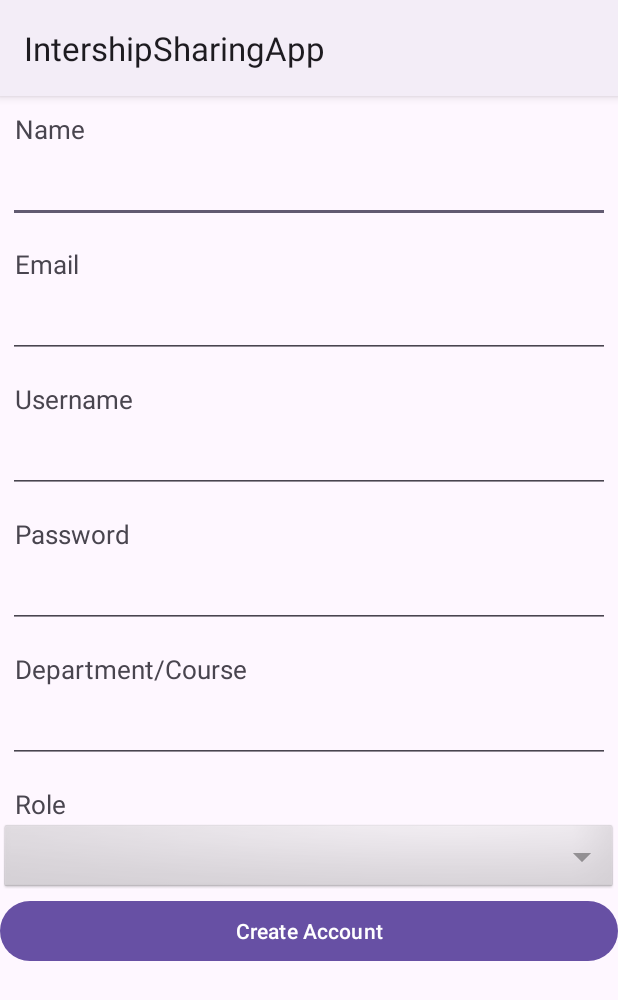
After one commit to Poplol517/IntershipSharingApp, an Android app: the NewUserActivity screen opened directly, with no data from a screen before it, on a phone screen of 412 x 824 dp. The commit adds this screen. Shown: the top 1000 px of the screen. Run offline under Robolectric (Android 15) with nearby library versions, the phone set to English and light mode, and no system bars; our stand-ins replace Volley; network calls fail.

Commit message:
creating new account incomplete(staff side?) need to filter out the role choices for normal account creation need to make secodn get request for study year

```diff
--- a/app/src/main/AndroidManifest.xml
+++ b/app/src/main/AndroidManifest.xml
@@ -16,6 +16,9 @@
         android:usesCleartextTraffic="true"
         tools:targetApi="31">
         <activity
+            android:name=".NewUserActivity"
+            android:exported="false" />
+        <activity
             android:name=".AllUserActivity"
             android:exported="false" />
         <activity
--- a/app/src/main/java/mdad/localdata/intershipsharingapp/MainActivity.java
+++ b/app/src/main/java/mdad/localdata/intershipsharingapp/MainActivity.java
@@ -36,8 +36,8 @@ public class MainActivity extends AppCompatActivity {
             @Override
             public void onClick(View view) {
             // Create New Product Activity
-            // Intent i = new Intent(getApplicationContext(), NewProductActivity.class);
-            // startActivity(i);
+            Intent i = new Intent(getApplicationContext(), NewUserActivity.class);
+            startActivity(i);
             }
         });
     }
--- /dev/null
+++ b/app/src/main/java/mdad/localdata/intershipsharingapp/NewUserActivity.java
@@ -0,0 +1,204 @@
+package mdad.localdata.intershipsharingapp;
+
+import android.content.Intent;
+import android.os.Bundle;
+import android.util.Log;
+import android.view.View;
+import android.widget.AdapterView;
+import android.widget.ArrayAdapter;
+import android.widget.Button;
+import android.widget.EditText;
+import android.widget.Spinner;
+import android.widget.TextView;
+import android.widget.Toast;
+
+import androidx.annotation.Nullable;
+import androidx.appcompat.app.AppCompatActivity;
+
+import com.android.volley.Request;
+import com.android.volley.RequestQueue;
+import com.android.volley.Response;
+import com.android.volley.VolleyError;
+import com.android.volley.toolbox.StringRequest;
+import com.android.volley.toolbox.Volley;
+
+import org.json.JSONArray;
+import org.json.JSONException;
+import org.json.JSONObject;
+
+import java.util.ArrayList;
+import java.util.HashMap;
+import java.util.Map;
+
+public class NewUserActivity extends AppCompatActivity {
+    Spinner roleSpinner, studyYearSpinner;
+    EditText inputName, inputEmail, inputUsername, inputPassword, inputCourse, inputGraduatedYear;
+    Button btnCreateAccount;
+    TextView labelStudyYear, labelGraduatedYear;
+    String name, email, username, password, course, selectedRoleId, studyYear, graduatedYear;
+    private static final String urlCreateAccount = MainActivity.ipBaseAddress + "/create_user.php"; // Update as needed
+    ArrayList<String> roleNames = new ArrayList<>();
+    ArrayList<String> roleIds = new ArrayList<>();
+
+    @Override
+    protected void onCreate(Bundle savedInstanceState) {
+        super.onCreate(savedInstanceState);
+        setContentView(R.layout.activity_new_user);
+
+        // Initialize views
+        inputName = findViewById(R.id.inputName);
+        inputEmail = findViewById(R.id.inputEmail);
+        inputUsername = findViewById(R.id.inputUsername);
+        inputPassword = findViewById(R.id.inputPassword);
+        inputCourse = findViewById(R.id.inputCourse);
+        inputGraduatedYear = findViewById(R.id.inputGrad);
+        roleSpinner = findViewById(R.id.Role);
+        studyYearSpinner = findViewById(R.id.StudyYear);
+        labelStudyYear = findViewById(R.id.labelStudyYear);
+        labelGraduatedYear = findViewById(R.id.labelGraduatedYear);
+        btnCreateAccount = findViewById(R.id.btnCreateAccount);
+
+        // Disable spinner initially
+        roleSpinner.setEnabled(false);
+
+        // Fetch roles from the server
+        fetchRoles();
+
+        // Filter inputs based on role
+        roleSpinner.setOnItemSelectedListener(new AdapterView.OnItemSelectedListener() {
+            @Override
+            public void onItemSelected(AdapterView<?> parent, View view, int position, long id) {
+                if (roleNames.isEmpty()) {
+                    return; // Don't proceed if roles are not yet loaded
+                }
+
+                selectedRoleId = roleIds.get(position); // Get the selected role ID
+
+                if ("Student".equals(roleNames.get(position))) {
+                    // Show Study Year fields
+                    labelStudyYear.setVisibility(View.VISIBLE);
+                    studyYearSpinner.setVisibility(View.VISIBLE);
+                    // Hide Graduated Year fields
+                    labelGraduatedYear.setVisibility(View.GONE);
+                    inputGraduatedYear.setVisibility(View.GONE);
+                } else if ("Alumni".equals(roleNames.get(position))) {
+                    // Show Graduated Year fields
+                    labelGraduatedYear.setVisibility(View.VISIBLE);
+                    inputGraduatedYear.setVisibility(View.VISIBLE);
+                    // Hide Study Year fields
+                    labelStudyYear.setVisibility(View.GONE);
+                    studyYearSpinner.setVisibility(View.GONE);
+                } else {
+                    // Hide both fields
+                    labelStudyYear.setVisibility(View.GONE);
+                    studyYearSpinner.setVisibility(View.GONE);
+                    labelGraduatedYear.setVisibility(View.GONE);
+                    inputGraduatedYear.setVisibility(View.GONE);
+                }
+            }
+
+            @Override
+            public void onNothingSelected(AdapterView<?> parent) {
+                Toast.makeText(NewUserActivity.this, "Please select a role.", Toast.LENGTH_SHORT).show();
+            }
+        });
+
+        // Handle account creation
+        btnCreateAccount.setOnClickListener(new View.OnClickListener() {
+            @Override
+            public void onClick(View view) {
+                // Get user inputs
+                name = inputName.getText().toString();
+                email = inputEmail.getText().toString();
+                username = inputUsername.getText().toString();
+                password = inputPassword.getText().toString();
+                course = inputCourse.getText().toString();
+                studyYear = studyYearSpinner.getSelectedItem() != null ? studyYearSpinner.getSelectedItem().toString().trim() : "";
+                graduatedYear = inputGraduatedYear.getText() != null ? inputGraduatedYear.getText().toString().trim() : "";
+
+                // Validate inputs
+                if (name.isEmpty() || email.isEmpty() || username.isEmpty() || password.isEmpty() || course.isEmpty() || selectedRoleId == null) {
+                    Toast.makeText(NewUserActivity.this, "All fields are required", Toast.LENGTH_SHORT).show();
+                    return;
+                }
+
+                // Prepare parameters
+                Map<String, String> params = new HashMap<>();
+                params.put("name", name);
+                params.put("email", email);
+                params.put("username", username);
+                params.put("password", password);
+                params.put("course", course);
+                params.put("role", selectedRoleId); // Use role ID
+                params.put("studyYear", studyYear);
+                params.put("graduatedYear", graduatedYear);
+
+                // Post data to create the account
+                postData(urlCreateAccount, params);
+            }
+        });
+    }
+    //for fetch roleid as a fk
+    private void fetchRoles() {
+        RequestQueue requestQueue = Volley.newRequestQueue(this);
+        StringRequest stringRequest = new StringRequest(Request.Method.GET, urlCreateAccount,
+                new Response.Listener<String>() {
+                    @Override
+                    public void onResponse(String response) {
+                        Log.d("FetchRoles", "Server Response: " + response);
+                        try {
+                            JSONArray rolesArray = new JSONArray(response);
+                            for (int i = 0; i < rolesArray.length(); i++) {
+                                JSONObject roleObject = rolesArray.getJSONObject(i);
+                                roleNames.add(roleObject.getString("name")); // Get role name
+                                roleIds.add(roleObject.getString("RoleId")); // Store corresponding role ID
+                            }
+
+                            // Populate the Spinner
+                            ArrayAdapter<String> adapter = new ArrayAdapter<>(NewUserActivity.this, android.R.layout.simple_spinner_item, roleNames);
+                            adapter.setDropDownViewResource(android.R.layout.simple_spinner_dropdown_item);
+                            roleSpinner.setAdapter(adapter);
+
+                            // Enable the spinner after the roles are loaded
+                            roleSpinner.setEnabled(true);
+
+                        } catch (JSONException e) {
+                            e.printStackTrace();
+                            Toast.makeText(NewUserActivity.this, "Error parsing roles", Toast.LENGTH_SHORT).show();
+                        }
+                    }
+                },
+                new Response.ErrorListener() {
+                    @Override
+                    public void onErrorResponse(VolleyError error) {
+                        Toast.makeText(NewUserActivity.this, "Error fetching roles: " + error.getMessage(), Toast.LENGTH_LONG).show();
+                    }
+                });
+
+        requestQueue.add(stringRequest);
+    }
+
+    private void postData(String url, Map<String, String> params) {
+        RequestQueue requestQueue = Volley.newRequestQueue(this);
+        StringRequest stringRequest = new StringRequest(Request.Method.POST, url,
+                response -> {
+                    if ("Success".equals(response)) {
+                        Toast.makeText(getApplicationContext(), "Account created successfully", Toast.LENGTH_LONG).show();
+                        finish();
+                        startActivity(new Intent(getApplicationContext(), AllUserActivity.class));
+                    } else {
+                        Toast.makeText(getApplicationContext(), "Error: " + response, Toast.LENGTH_LONG).show();
+                    }
+                },
+                error -> Toast.makeText(getApplicationContext(), "Error: " + error.getMessage(), Toast.LENGTH_LONG).show()
+        ) {
+            @Nullable
+            @Override
+            protected Map<String, String> getParams() {
+                return params;
+            }
+        };
+
+        requestQueue.add(stringRequest);
+    }
+}
--- a/app/src/main/res/layout/activity_main.xml
+++ b/app/src/main/res/layout/activity_main.xml
@@ -9,12 +9,12 @@
     <Button android:id="@+id/btnViewItem"
         android:layout_width="fill_parent"
         android:layout_height="wrap_content"
-        android:text="View Internship"
+        android:text="View User"
         android:layout_marginTop="25dip"/>
     <!-- Button to create a new product screen -->
     <Button android:id="@+id/btnCreateProduct"
         android:layout_width="fill_parent"
         android:layout_height="wrap_content"
-        android:text="Add New Products"
+        android:text="Create Account"
         android:layout_marginTop="25dip"/>
 </LinearLayout>
--- /dev/null
+++ b/app/src/main/res/layout/activity_new_user.xml
@@ -0,0 +1,141 @@
+<?xml version="1.0" encoding="utf-8"?>
+<LinearLayout xmlns:android="http://schemas.android.com/apk/res/android"
+    android:layout_width="match_parent"
+    android:layout_height="match_parent"
+    android:orientation="vertical" >
+    <!-- Name Label -->
+    <TextView android:layout_width="fill_parent"
+        android:layout_height="wrap_content"
+        android:text="Name"
+        android:paddingLeft="10dip"
+        android:paddingRight="10dip"
+        android:paddingTop="10dip"
+        android:textSize="17dip"/>
+    <!-- Input Name -->
+    <EditText android:id="@+id/inputName"
+        android:layout_width="fill_parent"
+        android:layout_height="wrap_content"
+        android:layout_margin="5dip"
+        android:layout_marginBottom="15dip"
+        android:singleLine="true"
+        android:inputType="textPersonName"/>
+    <!-- email Label -->
+    <TextView android:layout_width="fill_parent"
+        android:layout_height="wrap_content"
+        android:text="Email"
+        android:paddingLeft="10dip"
+        android:paddingRight="10dip"
+        android:paddingTop="10dip"
+        android:textSize="17dip"/>
+    <!-- Input email -->
+    <EditText android:id="@+id/inputEmail"
+        android:layout_width="fill_parent"
+        android:layout_height="wrap_content"
+        android:layout_margin="5dip"
+        android:layout_marginBottom="15dip"/>
+    <!-- Username Label -->
+    <TextView android:layout_width="fill_parent"
+        android:layout_height="wrap_content"
+        android:text="Username"
+        android:paddingLeft="10dip"
+        android:paddingRight="10dip"
+        android:paddingTop="10dip"
+        android:textSize="17dip"/>
+    <!-- Input usernmae -->
+    <EditText android:id="@+id/inputUsername"
+        android:layout_width="fill_parent"
+        android:layout_height="wrap_content"
+        android:layout_margin="5dip"
+        android:layout_marginBottom="15dip"
+        android:gravity="top"/>
+    <!-- password label-->
+    <TextView android:layout_width="fill_parent"
+        android:layout_height="wrap_content"
+        android:text="Password"
+        android:paddingLeft="10dip"
+        android:paddingRight="10dip"
+        android:paddingTop="10dip"
+        android:textSize="17dip"/>
+    <!-- Input password -->
+    <EditText android:id="@+id/inputPassword"
+        android:layout_width="fill_parent"
+        android:layout_height="wrap_content"
+        android:layout_margin="5dip"
+        android:layout_marginBottom="15dip"
+        android:gravity="top"/>
+    <!-- course label-->
+    <TextView android:layout_width="fill_parent"
+        android:layout_height="wrap_content"
+        android:text="Department/Course"
+        android:paddingLeft="10dip"
+        android:paddingRight="10dip"
+        android:paddingTop="10dip"
+        android:textSize="17dip"/>
+    <!-- Input course -->
+    <EditText android:id="@+id/inputCourse"
+        android:layout_width="fill_parent"
+        android:layout_height="wrap_content"
+        android:layout_margin="5dip"
+        android:layout_marginBottom="15dip"
+        android:gravity="top"/>
+    <!-- role label-->
+    <TextView android:layout_width="fill_parent"
+        android:layout_height="wrap_content"
+        android:text="Role"
+        android:paddingLeft="10dip"
+        android:paddingRight="10dip"
+        android:paddingTop="10dip"
+        android:textSize="17dip"/>
+    <!-- Input role-->
+    <Spinner
+        android:id="@+id/Role"
+        android:layout_width="match_parent"
+        android:layout_height="wrap_content"
+        android:background="@android:drawable/btn_dropdown"
+        android:spinnerMode="dropdown"/>
+    <!-- year of study label-->
+    <TextView
+        android:id="@+id/labelStudyYear"
+        android:layout_width="fill_parent"
+        android:layout_height="wrap_content"
+        android:text="Study Year"
+        android:paddingLeft="10dip"
+        android:paddingRight="10dip"
+        android:paddingTop="10dip"
+        android:textSize="17dip"
+        android:visibility="gone" />
+    <!-- Input study year-->
+    <Spinner
+        android:id="@+id/StudyYear"
+        android:layout_width="match_parent"
+        android:layout_height="wrap_content"
+        android:background="@android:drawable/btn_dropdown"
+        android:spinnerMode="dropdown"
+        android:visibility="gone" />
+
+    <!-- graduated year label-->
+    <TextView
+        android:id="@+id/labelGraduatedYear"
+        android:layout_width="fill_parent"
+        android:layout_height="wrap_content"
+        android:text="Graduated Year"
+        android:paddingLeft="10dip"
+        android:paddingRight="10dip"
+        android:paddingTop="10dip"
+        android:textSize="17dip"
+        android:visibility="gone" />
+    <!-- Input graduated year -->
+    <EditText
+        android:id="@+id/inputGrad"
+        android:layout_width="fill_parent"
+        android:layout_height="wrap_content"
+        android:layout_margin="5dip"
+        android:layout_marginBottom="15dip"
+        android:gravity="top"
+        android:visibility="gone" />
+    <!-- Button Create Product -->
+    <Button android:id="@+id/btnCreateAccount"
+        android:layout_width="fill_parent"
+        android:layout_height="wrap_content"
+        android:text="Create Account"/>
+</LinearLayout>
```
